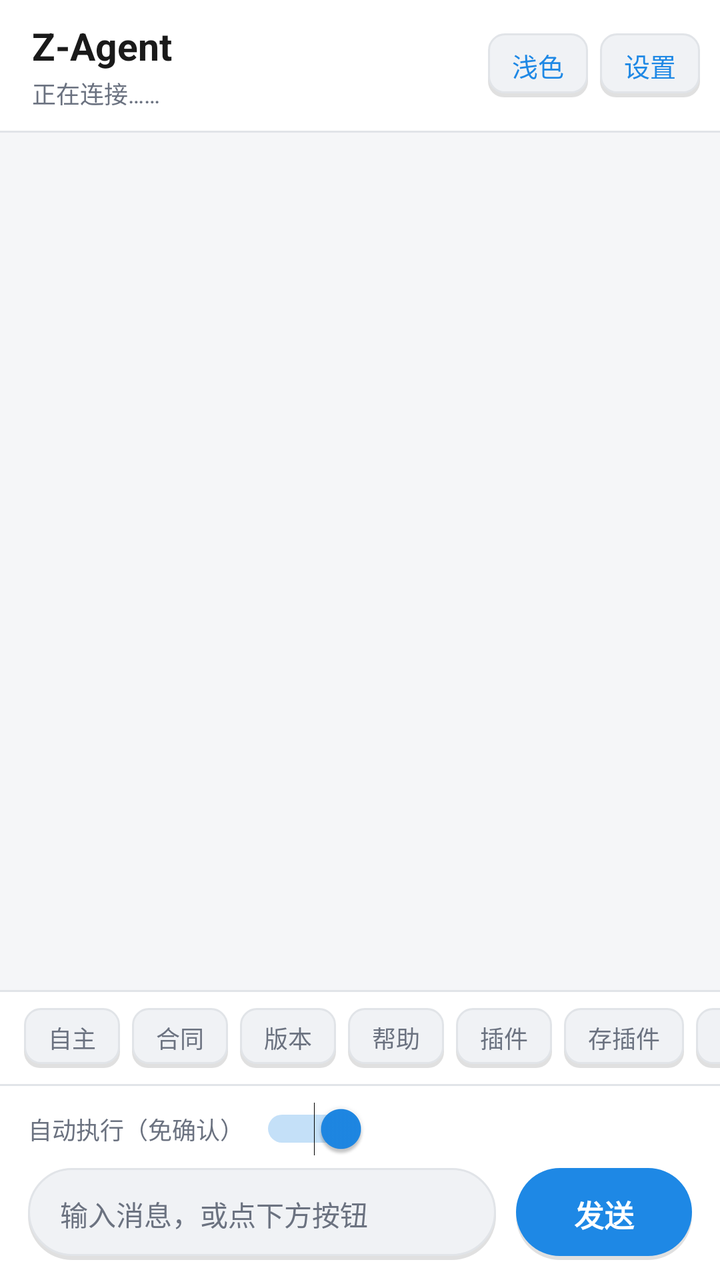
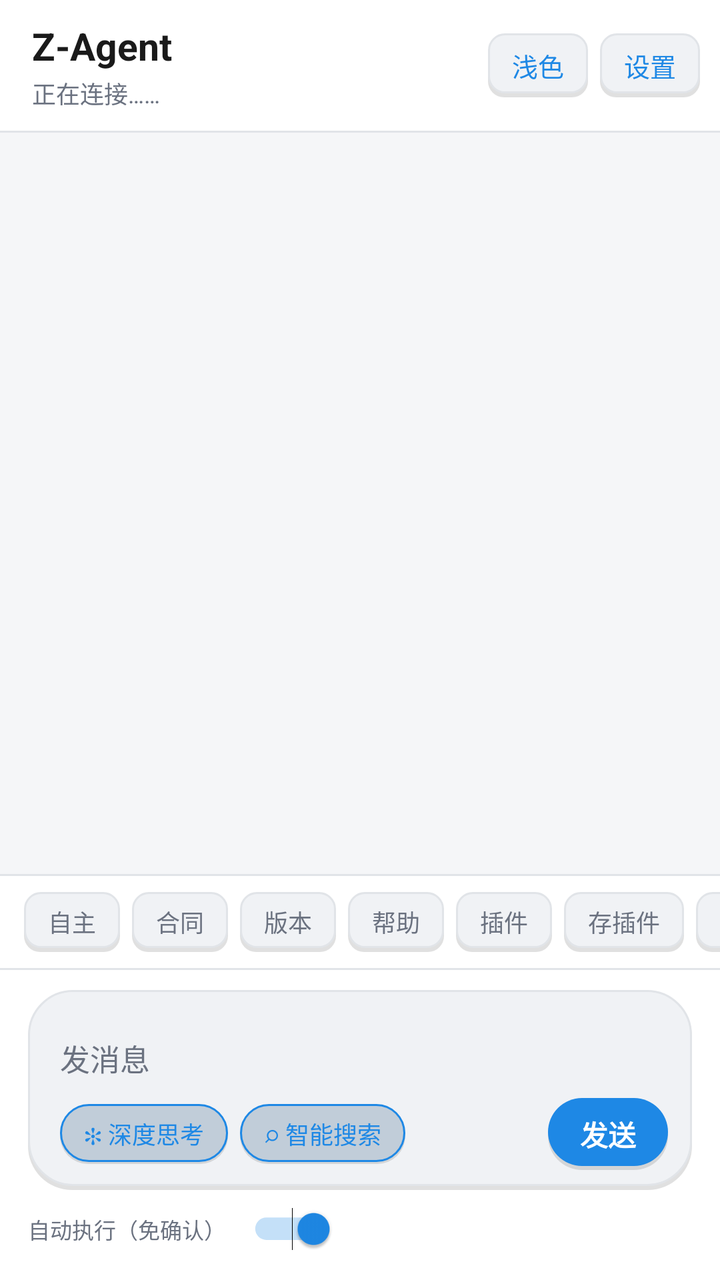

An Android layout rendered at two revisions. The XML below is the earlier revision; the diff shows what the commit changed to produce the second picture.
<!-- AndroidManifest.xml: application theme AppTheme -->
<!-- res/layout/activity_main.xml -->
<?xml version="1.0" encoding="utf-8"?>
<LinearLayout xmlns:android="http://schemas.android.com/apk/res/android"
    android:id="@+id/rootView"
    android:layout_width="match_parent"
    android:layout_height="match_parent"
    android:background="@color/bg_root"
    android:orientation="vertical">

    
    <LinearLayout
        android:id="@+id/topBar"
        android:layout_width="match_parent"
        android:layout_height="wrap_content"
        android:background="@color/bg_surface"
        android:gravity="center_vertical"
        android:orientation="horizontal"
        android:paddingStart="16dp"
        android:paddingTop="10dp"
        android:paddingEnd="10dp"
        android:paddingBottom="10dp">

        <LinearLayout
            android:layout_width="0dp"
            android:layout_height="wrap_content"
            android:layout_weight="1"
            android:orientation="vertical">

            <TextView
                android:layout_width="wrap_content"
                android:layout_height="wrap_content"
                android:text="Z-Agent"
                android:textColor="@color/text_primary"
                android:textSize="19sp"
                android:textStyle="bold" />

            <TextView
                android:id="@+id/statusText"
                android:layout_width="match_parent"
                android:layout_height="wrap_content"
                android:layout_marginTop="2dp"
                android:ellipsize="end"
                android:maxLines="1"
                android:text="正在连接……"
                android:textColor="@color/text_secondary"
                android:textSize="12sp" />
        </LinearLayout>

        <TextView
            android:id="@+id/themeButton"
            android:layout_width="wrap_content"
            android:layout_height="32dp"
            android:background="@drawable/bg_quick"
            android:clickable="true"
            android:focusable="true"
            android:gravity="center"
            android:paddingStart="12dp"
            android:paddingEnd="12dp"
            android:text="浅色"
            android:textColor="@color/accent"
            android:textSize="13sp" />

        <TextView
            android:id="@+id/settingsButton"
            android:layout_width="wrap_content"
            android:layout_height="32dp"
            android:layout_marginStart="6dp"
            android:background="@drawable/bg_quick"
            android:clickable="true"
            android:focusable="true"
            android:gravity="center"
            android:paddingStart="12dp"
            android:paddingEnd="12dp"
            android:text="设置"
            android:textColor="@color/accent"
            android:textSize="13sp" />
    </LinearLayout>

    
    <View
        android:layout_width="match_parent"
        android:layout_height="1dp"
        android:background="@color/divider" />

    
    <ScrollView
        android:id="@+id/outputScroll"
        android:layout_width="match_parent"
        android:layout_height="0dp"
        android:layout_weight="1"
        android:background="@color/bg_root"
        android:fillViewport="true"
        android:overScrollMode="never"
        android:scrollbars="vertical">

        <LinearLayout
            android:id="@+id/chatContainer"
            android:layout_width="match_parent"
            android:layout_height="wrap_content"
            android:orientation="vertical"
            android:paddingStart="8dp"
            android:paddingTop="12dp"
            android:paddingEnd="8dp"
            android:paddingBottom="12dp" />
    </ScrollView>

    
    <View
        android:layout_width="match_parent"
        android:layout_height="1dp"
        android:background="@color/divider" />

    
    <HorizontalScrollView
        android:layout_width="match_parent"
        android:layout_height="wrap_content"
        android:background="@color/bg_surface"
        android:overScrollMode="never"
        android:scrollbars="none">

        <LinearLayout
            android:layout_width="wrap_content"
            android:layout_height="wrap_content"
            android:orientation="horizontal"
            android:paddingStart="12dp"
            android:paddingTop="8dp"
            android:paddingEnd="12dp"
            android:paddingBottom="8dp">

            <TextView android:id="@+id/btnIdle" android:layout_width="wrap_content" android:layout_height="30dp" android:background="@drawable/bg_quick" android:gravity="center" android:paddingStart="12dp" android:paddingEnd="12dp" android:text="自主" android:textColor="@color/text_secondary" android:textSize="12sp" />
            <TextView android:id="@+id/btnContract" android:layout_width="wrap_content" android:layout_height="30dp" android:layout_marginStart="6dp" android:background="@drawable/bg_quick" android:gravity="center" android:paddingStart="12dp" android:paddingEnd="12dp" android:text="合同" android:textColor="@color/text_secondary" android:textSize="12sp" />
            <TextView android:id="@+id/btnVersions" android:layout_width="wrap_content" android:layout_height="30dp" android:layout_marginStart="6dp" android:background="@drawable/bg_quick" android:gravity="center" android:paddingStart="12dp" android:paddingEnd="12dp" android:text="版本" android:textColor="@color/text_secondary" android:textSize="12sp" />
            <TextView android:id="@+id/btnHelp" android:layout_width="wrap_content" android:layout_height="30dp" android:layout_marginStart="6dp" android:background="@drawable/bg_quick" android:gravity="center" android:paddingStart="12dp" android:paddingEnd="12dp" android:text="帮助" android:textColor="@color/text_secondary" android:textSize="12sp" />
            <TextView android:id="@+id/btnPlugins" android:layout_width="wrap_content" android:layout_height="30dp" android:layout_marginStart="6dp" android:background="@drawable/bg_quick" android:gravity="center" android:paddingStart="12dp" android:paddingEnd="12dp" android:text="插件" android:textColor="@color/text_secondary" android:textSize="12sp" />
            <TextView android:id="@+id/btnSavePlugin" android:layout_width="wrap_content" android:layout_height="30dp" android:layout_marginStart="6dp" android:background="@drawable/bg_quick" android:gravity="center" android:paddingStart="12dp" android:paddingEnd="12dp" android:text="存插件" android:textColor="@color/text_secondary" android:textSize="12sp" />
            <TextView android:id="@+id/btnClear" android:layout_width="wrap_content" android:layout_height="30dp" android:layout_marginStart="6dp" android:background="@drawable/bg_quick" android:gravity="center" android:paddingStart="12dp" android:paddingEnd="12dp" android:text="清屏" android:textColor="@color/text_secondary" android:textSize="12sp" />
        </LinearLayout>
    </HorizontalScrollView>

    
    <View
        android:layout_width="match_parent"
        android:layout_height="1dp"
        android:background="@color/divider" />

    
    <LinearLayout
        android:id="@+id/inputBar"
        android:layout_width="match_parent"
        android:layout_height="wrap_content"
        android:background="@color/bg_surface"
        android:orientation="vertical"
        android:paddingStart="14dp"
        android:paddingTop="8dp"
        android:paddingEnd="14dp"
        android:paddingBottom="10dp">

        <LinearLayout
            android:layout_width="match_parent"
            android:layout_height="wrap_content"
            android:gravity="center_vertical"
            android:orientation="horizontal"
            android:paddingBottom="6dp">

            <TextView
                android:layout_width="wrap_content"
                android:layout_height="wrap_content"
                android:text="自动执行（免确认）"
                android:textColor="@color/text_secondary"
                android:textSize="12sp" />

            <android.widget.Switch
                android:id="@+id/autoSwitch"
                android:layout_width="wrap_content"
                android:layout_height="wrap_content"
                android:layout_marginStart="8dp"
                android:checked="true"
                android:minHeight="0dp" />
        </LinearLayout>

        <LinearLayout
            android:layout_width="match_parent"
            android:layout_height="wrap_content"
            android:gravity="center_vertical"
            android:orientation="horizontal">

            <EditText
                android:id="@+id/inputEdit"
                android:layout_width="0dp"
                android:layout_height="46dp"
                android:layout_weight="1"
                android:background="@drawable/bg_input"
                android:hint="输入消息，或点下方按钮"
                android:imeOptions="actionSend"
                android:inputType="textMultiLine|text"
                android:maxLines="4"
                android:paddingStart="16dp"
                android:paddingEnd="16dp"
                android:textColor="@color/text_primary"
                android:textColorHint="@color/text_secondary"
                android:textSize="14sp" />

            <Button
                android:id="@+id/sendButton"
                android:layout_width="wrap_content"
                android:layout_height="46dp"
                android:layout_marginStart="10dp"
                android:background="@drawable/bg_send"
                android:paddingStart="22dp"
                android:paddingEnd="22dp"
                android:stateListAnimator="@null"
                android:text="发送"
                android:textAllCaps="false"
                android:textColor="@color/text_on_accent"
                android:textSize="15sp"
                android:textStyle="bold" />
        </LinearLayout>
    </LinearLayout>
</LinearLayout>
<!-- resources referenced by this layout -->
<resources>
  <color name="accent">#FF1E88E5</color>
  <color name="bg_root">#FFF5F6F8</color>
  <color name="bg_surface">#FFFFFFFF</color>
  <color name="divider">#FFE1E4E8</color>
  <color name="text_on_accent">#FFFFFFFF</color>
  <color name="text_primary">#FF1A1A1A</color>
  <color name="text_secondary">#FF6B7280</color>
  <!-- drawable bg_input (drawable) -->
  <?xml version="1.0" encoding="utf-8"?>
  <layer-list xmlns:android="http://schemas.android.com/apk/res/android">
      
      <item android:top="2dp">
          <shape android:shape="rectangle">
              <solid android:color="@color/btn_shadow" />
              <corners android:radius="23dp" />
          </shape>
      </item>
      
      <item android:bottom="2dp">
          <shape android:shape="rectangle">
              <solid android:color="@color/bg_input" />
              <stroke android:width="1dp" android:color="@color/divider" />
              <corners android:radius="23dp" />
          </shape>
      </item>
  </layer-list>
  <!-- drawable bg_quick (drawable) -->
  <?xml version="1.0" encoding="utf-8"?>
  <layer-list xmlns:android="http://schemas.android.com/apk/res/android">
      
      <item android:top="2dp">
          <shape android:shape="rectangle">
              <solid android:color="@color/btn_shadow" />
              <corners android:radius="8dp" />
          </shape>
      </item>
      
      <item android:bottom="2dp">
          <shape android:shape="rectangle">
              <solid android:color="@color/bg_input" />
              <stroke android:width="1dp" android:color="@color/chip_stroke" />
              <corners android:radius="8dp" />
          </shape>
      </item>
  </layer-list>
  <style name="AppTheme" parent="Theme.AppCompat.DayNight.NoActionBar"> <item name="android:windowBackground">@color/bg_root</item> <item name="colorPrimary">@color/accent</item> <item name="colorPrimaryDark">@color/status_bar</item> <item name="colorAccent">@color/accent</item> <item name="android:statusBarColor">@color/status_bar</item> <item name="android:navigationBarColor">@color/status_bar</item> <item name="android:windowLightStatusBar">@bool/light_status_bar</item> </style>
  <color name="btn_shadow">#1F000000</color>
  <color name="bg_input">#FFF0F2F5</color>
  <color name="chip_stroke">#FFE1E4E8</color>
  <color name="send_pressed">#FF1565C0</color>
  <color name="status_bar">#FFF5F6F8</color>
  <!-- unchanged entries left out for length: 1 -->
</resources>

<!-- the commit's change to res/layout/activity_main.xml (unified diff, before → after) -->
@@ -143,6 +143,7 @@
         android:background="@color/divider" />
 
     
+    
     <LinearLayout
         android:id="@+id/inputBar"
         android:layout_width="match_parent"
@@ -150,69 +151,122 @@
         android:background="@color/bg_surface"
         android:orientation="vertical"
         android:paddingStart="14dp"
-        android:paddingTop="8dp"
+        android:paddingTop="10dp"
         android:paddingEnd="14dp"
-        android:paddingBottom="10dp">
-
+        android:paddingBottom="12dp">
+
+        
         <LinearLayout
             android:layout_width="match_parent"
             android:layout_height="wrap_content"
+            android:background="@drawable/bg_input_card"
+            android:orientation="vertical"
+            android:paddingStart="16dp"
+            android:paddingTop="10dp"
+            android:paddingEnd="12dp"
+            android:paddingBottom="10dp">
+
+            
+            <EditText
+                android:id="@+id/inputEdit"
+                android:layout_width="match_parent"
+                android:layout_height="wrap_content"
+                android:minHeight="44dp"
+                android:background="@null"
+                android:hint="发消息"
+                android:imeOptions="actionSend"
+                android:inputType="textMultiLine|text"
+                android:maxLines="6"
+                android:paddingTop="8dp"
+                android:paddingBottom="4dp"
+                android:textColor="@color/text_primary"
+                android:textColorHint="@color/text_secondary"
+                android:textSize="15sp" />
+
+            
+            <LinearLayout
+                android:layout_width="match_parent"
+                android:layout_height="wrap_content"
+                android:gravity="center_vertical"
+                android:orientation="horizontal">
+
+                <TextView
+                    android:id="@+id/chipThink2"
+                    android:layout_width="wrap_content"
+                    android:layout_height="30dp"
+                    android:background="@drawable/bg_mini_pill"
+                    android:clickable="true"
+                    android:focusable="true"
+                    android:gravity="center"
+                    android:paddingStart="12dp"
+                    android:paddingEnd="12dp"
+                    android:text="✻ 深度思考"
+                    android:textColor="@color/accent"
+                    android:textSize="12sp" />
+
+                <TextView
+                    android:id="@+id/chipSearch"
+                    android:layout_width="wrap_content"
+                    android:layout_height="30dp"
+                    android:layout_marginStart="6dp"
+                    android:background="@drawable/bg_mini_pill"
+                    android:clickable="true"
+                    android:focusable="true"
+                    android:gravity="center"
+                    android:paddingStart="12dp"
+                    android:paddingEnd="12dp"
+                    android:text="⌕ 智能搜索"
+                    android:textColor="@color/accent"
+                    android:textSize="12sp" />
+
+                
+                <View
+                    android:layout_width="0dp"
+                    android:layout_height="1dp"
+                    android:layout_weight="1" />
+
+                
+                <Button
+                    android:id="@+id/sendButton"
+                    android:layout_width="wrap_content"
+                    android:layout_height="36dp"
+                    android:background="@drawable/bg_send"
+                    android:minWidth="60dp"
+                    android:paddingStart="16dp"
+                    android:paddingEnd="16dp"
+                    android:stateListAnimator="@null"
+                    android:text="发送"
+                    android:textAllCaps="false"
+                    android:textColor="@color/text_on_accent"
+                    android:textSize="14sp"
+                    android:textStyle="bold" />
+            </LinearLayout>
+        </LinearLayout>
+
+        
+        <LinearLayout
+            android:layout_width="match_parent"
+            android:layout_height="wrap_content"
+            android:layout_marginTop="6dp"
             android:gravity="center_vertical"
-            android:orientation="horizontal"
-            android:paddingBottom="6dp">
+            android:orientation="horizontal">
 
             <TextView
                 android:layout_width="wrap_content"
                 android:layout_height="wrap_content"
                 android:text="自动执行（免确认）"
                 android:textColor="@color/text_secondary"
-                android:textSize="12sp" />
+                android:textSize="11sp" />
 
             <android.widget.Switch
                 android:id="@+id/autoSwitch"
                 android:layout_width="wrap_content"
                 android:layout_height="wrap_content"
-                android:layout_marginStart="8dp"
+                android:layout_marginStart="6dp"
                 android:checked="true"
-                android:minHeight="0dp" />
-        </LinearLayout>
-
-        <LinearLayout
-            android:layout_width="match_parent"
-            android:layout_height="wrap_content"
-            android:gravity="center_vertical"
-            android:orientation="horizontal">
-
-            <EditText
-                android:id="@+id/inputEdit"
-                android:layout_width="0dp"
-                android:layout_height="46dp"
-                android:layout_weight="1"
-                android:background="@drawable/bg_input"
-                android:hint="输入消息，或点下方按钮"
-                android:imeOptions="actionSend"
-                android:inputType="textMultiLine|text"
-                android:maxLines="4"
-                android:paddingStart="16dp"
-                android:paddingEnd="16dp"
-                android:textColor="@color/text_primary"
-                android:textColorHint="@color/text_secondary"
-                android:textSize="14sp" />
-
-            <Button
-                android:id="@+id/sendButton"
-                android:layout_width="wrap_content"
-                android:layout_height="46dp"
-                android:layout_marginStart="10dp"
-                android:background="@drawable/bg_send"
-                android:paddingStart="22dp"
-                android:paddingEnd="22dp"
-                android:stateListAnimator="@null"
-                android:text="发送"
-                android:textAllCaps="false"
-                android:textColor="@color/text_on_accent"
-                android:textSize="15sp"
-                android:textStyle="bold" />
+                android:minHeight="0dp"
+                android:scaleX="0.8"
+                android:scaleY="0.8" />
         </LinearLayout>
     </LinearLayout>
 </LinearLayout>
<!-- resource entries referenced after the edit -->
@@ -7,22 +7,37 @@
   <color name="text_on_accent">#FFFFFFFF</color>
   <color name="text_primary">#FF1A1A1A</color>
   <color name="text_secondary">#FF6B7280</color>
-  <!-- drawable bg_input (drawable) -->
+  <!-- drawable bg_input_card (drawable) -->
   <?xml version="1.0" encoding="utf-8"?>
   <layer-list xmlns:android="http://schemas.android.com/apk/res/android">
-      
       <item android:top="2dp">
           <shape android:shape="rectangle">
               <solid android:color="@color/btn_shadow" />
-              <corners android:radius="23dp" />
+              <corners android:radius="22dp" />
           </shape>
       </item>
-      
       <item android:bottom="2dp">
           <shape android:shape="rectangle">
               <solid android:color="@color/bg_input" />
+              <corners android:radius="22dp" />
               <stroke android:width="1dp" android:color="@color/divider" />
-              <corners android:radius="23dp" />
+          </shape>
+      </item>
+  </layer-list>
+  <!-- drawable bg_mini_pill (drawable) -->
+  <?xml version="1.0" encoding="utf-8"?>
+  <layer-list xmlns:android="http://schemas.android.com/apk/res/android">
+      <item android:top="1dp">
+          <shape android:shape="rectangle">
+              <solid android:color="@color/btn_shadow" />
+              <corners android:radius="14dp" />
+          </shape>
+      </item>
+      <item android:bottom="1dp">
+          <shape android:shape="rectangle">
+              <solid android:color="@color/chip_bg_selected" />
+              <corners android:radius="14dp" />
+              <stroke android:width="1dp" android:color="@color/accent" />
           </shape>
       </item>
   </layer-list>
@@ -48,6 +63,7 @@
   <style name="AppTheme" parent="Theme.AppCompat.DayNight.NoActionBar"> <item name="android:windowBackground">@color/bg_root</item> <item name="colorPrimary">@color/accent</item> <item name="colorPrimaryDark">@color/status_bar</item> <item name="colorAccent">@color/accent</item> <item name="android:statusBarColor">@color/status_bar</item> <item name="android:navigationBarColor">@color/status_bar</item> <item name="android:windowLightStatusBar">@bool/light_status_bar</item> </style>
   <color name="btn_shadow">#1F000000</color>
   <color name="bg_input">#FFF0F2F5</color>
+  <color name="chip_bg_selected">#1A1E88E5</color>
   <color name="chip_stroke">#FFE1E4E8</color>
   <color name="send_pressed">#FF1565C0</color>
   <color name="status_bar">#FFF5F6F8</color>
